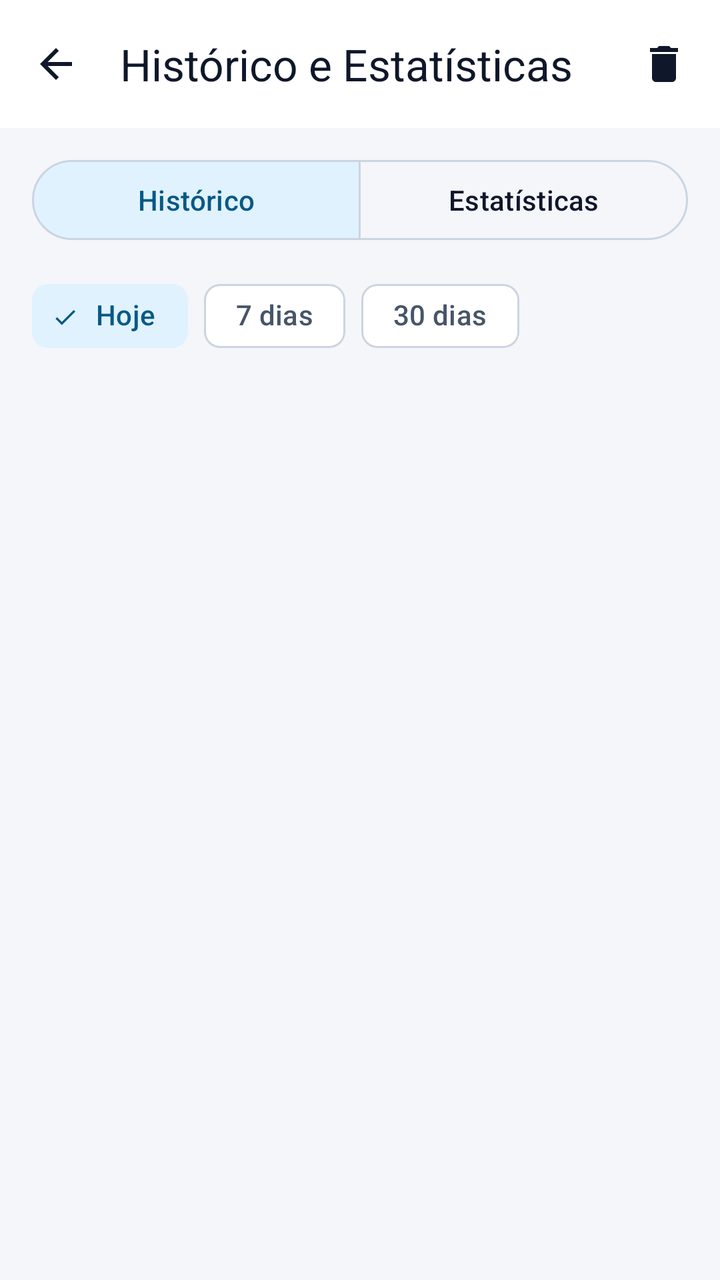
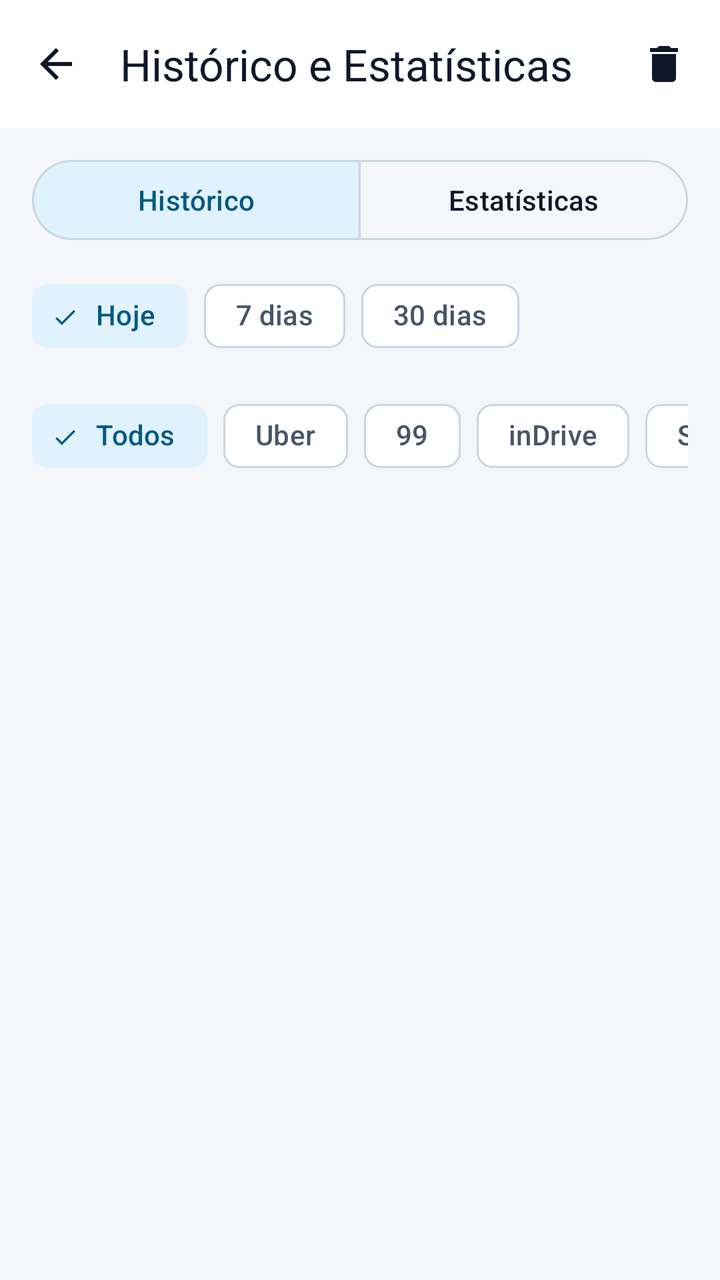

Two renders of the same Android screen: before a commit and after it. Below are the layout's source before the change and the commit's diff.
<!-- AndroidManifest.xml: activity theme Theme.RotaPro -->
<!-- res/layout/activity_history.xml -->
<?xml version="1.0" encoding="utf-8"?>
<androidx.coordinatorlayout.widget.CoordinatorLayout xmlns:android="http://schemas.android.com/apk/res/android"
    xmlns:app="http://schemas.android.com/apk/res-auto"
    xmlns:tools="http://schemas.android.com/tools"
    android:layout_width="match_parent"
    android:layout_height="match_parent"
    android:background="@color/md_theme_background"
    tools:context=".ui.HistoryActivity">

    <LinearLayout
        android:id="@+id/historyContainer"
        android:layout_width="match_parent"
        android:layout_height="match_parent"
        android:orientation="vertical">

        <com.google.android.material.appbar.MaterialToolbar
            android:id="@+id/toolbarHistory"
            android:layout_width="match_parent"
            android:layout_height="?attr/actionBarSize"
            android:background="@color/md_theme_surface"
            app:navigationContentDescription="@string/cd_back_button"
            app:navigationIcon="@drawable/ic_arrow_back"
            app:navigationIconTint="@color/md_theme_onSurface"
            app:title="@string/history_screen_title"
            app:titleTextColor="@color/md_theme_onSurface">

            <ImageButton
                android:id="@+id/btnClearHistory"
                android:layout_width="48dp"
                android:layout_height="48dp"
                android:layout_gravity="end"
                android:layout_marginEnd="4dp"
                android:background="?attr/selectableItemBackgroundBorderless"
                android:contentDescription="@string/action_clear_history"
                android:src="@drawable/ic_delete"
                app:tint="@color/md_theme_onSurface" />
        </com.google.android.material.appbar.MaterialToolbar>

        <LinearLayout
            android:layout_width="match_parent"
            android:layout_height="0dp"
            android:layout_weight="1"
            android:orientation="vertical"
            android:paddingHorizontal="16dp"
            android:paddingTop="12dp">

            
            <com.google.android.material.button.MaterialButtonToggleGroup
                android:id="@+id/toggleHistoryTab"
                android:layout_width="match_parent"
                android:layout_height="wrap_content"
                android:layout_marginBottom="10dp"
                app:checkedButton="@id/btnTabHistoryList"
                app:selectionRequired="true"
                app:singleSelection="true">

                <com.google.android.material.button.MaterialButton
                    android:id="@+id/btnTabHistoryList"
                    style="@style/Widget.Material3.Button.OutlinedButton"
                    android:layout_width="0dp"
                    android:layout_height="48dp"
                    android:layout_weight="1"
                    android:text="@string/history_tab_list" />

                <com.google.android.material.button.MaterialButton
                    android:id="@+id/btnTabHistoryStats"
                    style="@style/Widget.Material3.Button.OutlinedButton"
                    android:layout_width="0dp"
                    android:layout_height="48dp"
                    android:layout_weight="1"
                    android:text="@string/history_tab_stats" />
            </com.google.android.material.button.MaterialButtonToggleGroup>

            
            <com.google.android.material.chip.ChipGroup
                android:id="@+id/chipGroupPeriod"
                android:layout_width="match_parent"
                android:layout_height="wrap_content"
                android:layout_marginBottom="12dp"
                app:checkedChip="@id/chipFilterToday"
                app:selectionRequired="true"
                app:singleLine="true"
                app:singleSelection="true">

                <com.google.android.material.chip.Chip
                    android:id="@+id/chipFilterToday"
                    style="@style/Widget.Material3.Chip.Filter"
                    android:layout_width="wrap_content"
                    android:layout_height="wrap_content"
                    android:minHeight="48dp"
                    android:text="@string/history_filter_today" />

                <com.google.android.material.chip.Chip
                    android:id="@+id/chipFilter7Days"
                    style="@style/Widget.Material3.Chip.Filter"
                    android:layout_width="wrap_content"
                    android:layout_height="wrap_content"
                    android:minHeight="48dp"
                    android:text="@string/history_filter_7_days" />

                <com.google.android.material.chip.Chip
                    android:id="@+id/chipFilter30Days"
                    style="@style/Widget.Material3.Chip.Filter"
                    android:layout_width="wrap_content"
                    android:layout_height="wrap_content"
                    android:minHeight="48dp"
                    android:text="@string/history_filter_30_days" />
            </com.google.android.material.chip.ChipGroup>

            
            <FrameLayout
                android:id="@+id/containerHistoryList"
                android:layout_width="match_parent"
                android:layout_height="0dp"
                android:layout_weight="1">

                <androidx.recyclerview.widget.RecyclerView
                    android:id="@+id/rvHistoryRides"
                    android:layout_width="match_parent"
                    android:layout_height="match_parent"
                    android:clipToPadding="false"
                    android:paddingBottom="16dp" />

                
                <LinearLayout
                    android:id="@+id/layoutHistoryEmpty"
                    android:layout_width="match_parent"
                    android:layout_height="wrap_content"
                    android:layout_gravity="center"
                    android:gravity="center"
                    android:orientation="vertical"
                    android:padding="24dp"
                    android:visibility="gone">

                    <ImageView
                        android:layout_width="48dp"
                        android:layout_height="48dp"
                        android:contentDescription="@string/cd_history_icon"
                        android:src="@drawable/ic_history"
                        app:tint="@color/md_theme_onSurfaceVariant" />

                    <TextView
                        android:layout_width="wrap_content"
                        android:layout_height="wrap_content"
                        android:layout_marginTop="12dp"
                        android:gravity="center"
                        android:text="@string/history_empty_title"
                        android:textAppearance="@style/TextAppearance.Material3.TitleMedium"
                        android:textColor="@color/md_theme_onSurface"
                        android:textStyle="bold" />

                    <TextView
                        android:layout_width="wrap_content"
                        android:layout_height="wrap_content"
                        android:layout_marginTop="6dp"
                        android:gravity="center"
                        android:text="@string/history_empty_desc"
                        android:textAppearance="@style/TextAppearance.Material3.BodySmall"
                        android:textColor="@color/md_theme_onSurfaceVariant" />

                    <com.google.android.material.button.MaterialButton
                        android:id="@+id/btnEmptyGoSimulate"
                        style="@style/Widget.Material3.Button.TonalButton"
                        android:layout_width="wrap_content"
                        android:layout_height="48dp"
                        android:layout_marginTop="16dp"
                        android:text="@string/action_go_to_simulator" />
                </LinearLayout>
            </FrameLayout>

            
            <androidx.core.widget.NestedScrollView
                android:id="@+id/containerHistoryStats"
                android:layout_width="match_parent"
                android:layout_height="0dp"
                android:layout_weight="1"
                android:visibility="gone">

                <LinearLayout
                    android:layout_width="match_parent"
                    android:layout_height="wrap_content"
                    android:orientation="vertical"
                    android:paddingBottom="24dp">

                    
                    <LinearLayout
                        android:layout_width="match_parent"
                        android:layout_height="wrap_content"
                        android:layout_marginBottom="12dp"
                        android:orientation="horizontal">

                        <com.google.android.material.card.MaterialCardView
                            android:layout_width="0dp"
                            android:layout_height="wrap_content"
                            android:layout_marginEnd="6dp"
                            android:layout_weight="1"
                            app:cardBackgroundColor="@color/md_theme_surface"
                            app:cardCornerRadius="16dp"
                            app:cardElevation="0dp"
                            app:strokeColor="@color/md_theme_outlineVariant"
                            app:strokeWidth="1dp">

                            <LinearLayout
                                android:layout_width="match_parent"
                                android:layout_height="wrap_content"
                                android:orientation="vertical"
                                android:padding="16dp">

                                <TextView
                                    android:layout_width="wrap_content"
                                    android:layout_height="wrap_content"
                                    android:text="@string/stats_acceptance_rate_label"
                                    android:textAppearance="@style/TextAppearance.Material3.LabelMedium"
                                    android:textColor="@color/md_theme_onSurfaceVariant" />

                                <TextView
                                    android:id="@+id/tvStatAcceptanceRate"
                                    android:layout_width="wrap_content"
                                    android:layout_height="wrap_content"
                                    android:layout_marginTop="6dp"
                                    android:textAppearance="@style/TextAppearance.Material3.HeadlineSmall"
                                    android:textColor="@color/verdict_accept_accent"
                                    android:textStyle="bold" />
                            </LinearLayout>
                        </com.google.android.material.card.MaterialCardView>

                        <com.google.android.material.card.MaterialCardView
                            android:layout_width="0dp"
                            android:layout_height="wrap_content"
                            android:layout_marginStart="6dp"
                            android:layout_weight="1"
                            app:cardBackgroundColor="@color/md_theme_surface"
                            app:cardCornerRadius="16dp"
                            app:cardElevation="0dp"
                            app:strokeColor="@color/md_theme_outlineVariant"
                            app:strokeWidth="1dp">

                            <LinearLayout
                                android:layout_width="match_parent"
                                android:layout_height="wrap_content"
                                android:orientation="vertical"
                                android:padding="16dp">

                                <TextView
                                    android:layout_width="wrap_content"
                                    android:layout_height="wrap_content"
                                    android:text="@string/stats_avg_per_km_label"
                                    android:textAppearance="@style/TextAppearance.Material3.LabelMedium"
                                    android:textColor="@color/md_theme_onSurfaceVariant" />

                                <TextView
                                    android:id="@+id/tvStatAvgPerKm"
                                    android:layout_width="wrap_content"
                                    android:layout_height="wrap_content"
                                    android:layout_marginTop="6dp"
                                    android:textAppearance="@style/TextAppearance.Material3.HeadlineSmall"
                                    android:textColor="@color/md_theme_secondary"
                                    android:textStyle="bold" />
                            </LinearLayout>
                        </com.google.android.material.card.MaterialCardView>
                    </LinearLayout>

                    
                    <LinearLayout
                        android:layout_width="match_parent"
                        android:layout_height="wrap_content"
                        android:layout_marginBottom="16dp"
                        android:orientation="horizontal">

                        <com.google.android.material.card.MaterialCardView
                            android:layout_width="0dp"
                            android:layout_height="wrap_content"
                            android:layout_marginEnd="6dp"
                            android:layout_weight="1"
                            app:cardBackgroundColor="@color/verdict_accept_bg"
                            app:cardCornerRadius="16dp"
                            app:cardElevation="0dp"
                            app:strokeColor="@color/verdict_accept_accent"
                            app:strokeWidth="1dp">

                            <LinearLayout
                                android:layout_width="match_parent"
                                android:layout_height="wrap_content"
                                android:orientation="vertical"
                                android:padding="16dp">

                                <TextView
                                    android:layout_width="wrap_content"
                                    android:layout_height="wrap_content"
                                    android:text="@string/stats_total_profit_label"
                                    android:textAppearance="@style/TextAppearance.Material3.LabelMedium"
                                    android:textColor="@color/verdict_accept_text" />

                                <TextView
                                    android:id="@+id/tvStatTotalProfit"
                                    android:layout_width="wrap_content"
                                    android:layout_height="wrap_content"
                                    android:layout_marginTop="6dp"
                                    android:textAppearance="@style/TextAppearance.Material3.HeadlineSmall"
                                    android:textColor="@color/verdict_accept_text"
                                    android:textStyle="bold" />
                            </LinearLayout>
                        </com.google.android.material.card.MaterialCardView>

                        <com.google.android.material.card.MaterialCardView
                            android:layout_width="0dp"
                            android:layout_height="wrap_content"
                            android:layout_marginStart="6dp"
                            android:layout_weight="1"
                            app:cardBackgroundColor="@color/md_theme_secondaryContainer"
                            app:cardCornerRadius="16dp"
                            app:cardElevation="0dp"
                            app:strokeColor="@color/md_theme_secondary"
                            app:strokeWidth="1dp">

                            <LinearLayout
                                android:layout_width="match_parent"
                                android:layout_height="wrap_content"
                                android:orientation="vertical"
                                android:padding="16dp">

                                <TextView
                                    android:layout_width="wrap_content"
                                    android:layout_height="wrap_content"
                                    android:text="@string/stats_time_saved_label"
                                    android:textAppearance="@style/TextAppearance.Material3.LabelMedium"
                                    android:textColor="@color/md_theme_onSecondaryContainer" />

                                <TextView
                                    android:id="@+id/tvStatTimeSaved"
                                    android:layout_width="wrap_content"
                                    android:layout_height="wrap_content"
                                    android:layout_marginTop="6dp"
                                    android:textAppearance="@style/TextAppearance.Material3.HeadlineSmall"
                                    android:textColor="@color/md_theme_onSecondaryContainer"
                                    android:textStyle="bold" />
                            </LinearLayout>
                        </com.google.android.material.card.MaterialCardView>
                    </LinearLayout>

                    
                    <com.google.android.material.card.MaterialCardView
                        android:layout_width="match_parent"
                        android:layout_height="wrap_content"
                        app:cardBackgroundColor="@color/md_theme_surfaceVariant"
                        app:cardCornerRadius="16dp"
                        app:cardElevation="0dp">

                        <LinearLayout
                            android:layout_width="match_parent"
                            android:layout_height="wrap_content"
                            android:orientation="vertical"
                            android:padding="16dp">

                            <TextView
                                android:layout_width="wrap_content"
                                android:layout_height="wrap_content"
                                android:text="@string/stats_breakdown_title"
                                android:textAppearance="@style/TextAppearance.Material3.TitleSmall"
                                android:textColor="@color/md_theme_onSurface"
                                android:textStyle="bold" />

                            <TextView
                                android:id="@+id/tvStatBreakdown"
                                android:layout_width="match_parent"
                                android:layout_height="wrap_content"
                                android:layout_marginTop="6dp"
                                android:textAppearance="@style/TextAppearance.Material3.BodyMedium"
                                android:textColor="@color/md_theme_onSurface"
                                android:textStyle="bold" />

                            <TextView
                                android:layout_width="match_parent"
                                android:layout_height="wrap_content"
                                android:layout_marginTop="8dp"
                                android:text="@string/stats_profit_note"
                                android:textAppearance="@style/TextAppearance.Material3.BodySmall"
                                android:textColor="@color/md_theme_onSurfaceVariant" />
                        </LinearLayout>
                    </com.google.android.material.card.MaterialCardView>
                </LinearLayout>
            </androidx.core.widget.NestedScrollView>

        </LinearLayout>
    </LinearLayout>

</androidx.coordinatorlayout.widget.CoordinatorLayout>
<!-- resources referenced by this layout -->
<resources>
  <color name="md_theme_background">#F4F6F9</color>
  <color name="md_theme_onSecondaryContainer">#075985</color>
  <color name="md_theme_onSurface">#0F172A</color>
  <color name="md_theme_onSurfaceVariant">#475569</color>
  <color name="md_theme_outlineVariant">#E2E8F0</color>
  <color name="md_theme_secondary">#0284C7</color>
  <color name="md_theme_secondaryContainer">#E0F2FE</color>
  <color name="md_theme_surface">#FFFFFF</color>
  <color name="md_theme_surfaceVariant">#F1F5F9</color>
  <color name="verdict_accept_accent">#10B981</color>
  <color name="verdict_accept_bg">#DCFCE7</color>
  <color name="verdict_accept_text">#065F46</color>
  <!-- drawable ic_arrow_back (drawable) -->
  <vector xmlns:android="http://schemas.android.com/apk/res/android"
      android:width="24dp"
      android:height="24dp"
      android:autoMirrored="true"
      android:viewportWidth="24"
      android:viewportHeight="24">
      <path
          android:fillColor="#FFFFFFFF"
          android:pathData="M20,11H7.83l5.59,-5.59L12,4l-8,8 8,8 1.41,-1.41L7.83,13H20v-2z" />
  </vector>
  <!-- drawable ic_delete (drawable) -->
  <vector xmlns:android="http://schemas.android.com/apk/res/android"
      android:width="24dp"
      android:height="24dp"
      android:viewportWidth="24"
      android:viewportHeight="24">
      <path
          android:fillColor="#FFFFFFFF"
          android:pathData="M6,19c0,1.1 0.9,2 2,2h8c1.1,0 2,-0.9 2,-2V7H6v12zM19,4h-3.5l-1,-1h-5l-1,1H5v2h14V4z" />
  </vector>
  <string name="action_clear_history">Limpar histórico</string>
  <string name="action_go_to_simulator">Ir para o simulador</string>
  <string name="cd_back_button">Voltar para a tela inicial</string>
  <string name="cd_history_icon">Ícone de histórico de corridas</string>
  <string name="history_empty_desc">Analise uma corrida no simulador ou ative a leitura automática para acompanhar seu desempenho.</string>
  <string name="history_empty_title">Nenhuma corrida neste período</string>
  <string name="history_filter_30_days">30 dias</string>
  <string name="history_filter_7_days">7 dias</string>
  <string name="history_filter_today">Hoje</string>
  <string name="history_screen_title">Histórico e Estatísticas</string>
  <string name="history_tab_list">Histórico</string>
  <string name="history_tab_stats">Estatísticas</string>
  <string name="stats_acceptance_rate_label">Taxa de aceite</string>
  <string name="stats_avg_per_km_label">R$/km médio</string>
  <string name="stats_breakdown_title">Distribuição de corridas no período</string>
  <string name="stats_profit_note">Lucro total soma corridas aceitas e avaliadas; tempo economizado soma a duração das recusadas.</string>
  <string name="stats_time_saved_label">Tempo economizado</string>
  <string name="stats_total_profit_label">Lucro total</string>
  <color name="md_theme_primary">#0F172A</color>
  <color name="md_theme_onPrimary">#FFFFFF</color>
  <color name="md_theme_primaryContainer">#E2E8F0</color>
  <color name="md_theme_onPrimaryContainer">#0F172A</color>
  <color name="md_theme_onSecondary">#FFFFFF</color>
  <color name="md_theme_outline">#CBD5E1</color>
  <!-- unchanged entries left out for length: 2 -->
</resources>

<!-- the commit's change to res/layout/activity_history.xml (unified diff, before → after) -->
@@ -108,6 +108,64 @@
             </com.google.android.material.chip.ChipGroup>
 
             
+            <HorizontalScrollView
+                android:layout_width="match_parent"
+                android:layout_height="wrap_content"
+                android:layout_marginBottom="10dp"
+                android:scrollbars="none">
+
+                <com.google.android.material.chip.ChipGroup
+                    android:id="@+id/chipGroupAppFilter"
+                    android:layout_width="wrap_content"
+                    android:layout_height="wrap_content"
+                    app:checkedChip="@id/chipFilterAppAll"
+                    app:selectionRequired="true"
+                    app:singleLine="true"
+                    app:singleSelection="true">
+
+                    <com.google.android.material.chip.Chip
+                        android:id="@+id/chipFilterAppAll"
+                        style="@style/Widget.Material3.Chip.Filter"
+                        android:layout_width="wrap_content"
+                        android:layout_height="wrap_content"
+                        android:minHeight="48dp"
+                        android:text="@string/history_filter_app_all" />
+
+                    <com.google.android.material.chip.Chip
+                        android:id="@+id/chipFilterAppUber"
+                        style="@style/Widget.Material3.Chip.Filter"
+                        android:layout_width="wrap_content"
+                        android:layout_height="wrap_content"
+                        android:minHeight="48dp"
+                        android:text="@string/history_filter_app_uber" />
+
+                    <com.google.android.material.chip.Chip
+                        android:id="@+id/chipFilterApp99"
+                        style="@style/Widget.Material3.Chip.Filter"
+                        android:layout_width="wrap_content"
+                        android:layout_height="wrap_content"
+                        android:minHeight="48dp"
+                        android:text="@string/history_filter_app_99" />
+
+                    <com.google.android.material.chip.Chip
+                        android:id="@+id/chipFilterAppInDrive"
+                        style="@style/Widget.Material3.Chip.Filter"
+                        android:layout_width="wrap_content"
+                        android:layout_height="wrap_content"
+                        android:minHeight="48dp"
+                        android:text="@string/history_filter_app_indrive" />
+
+                    <com.google.android.material.chip.Chip
+                        android:id="@+id/chipFilterAppSimulator"
+                        style="@style/Widget.Material3.Chip.Filter"
+                        android:layout_width="wrap_content"
+                        android:layout_height="wrap_content"
+                        android:minHeight="48dp"
+                        android:text="@string/history_filter_app_simulator" />
+                </com.google.android.material.chip.ChipGroup>
+            </HorizontalScrollView>
+
+            
             <FrameLayout
                 android:id="@+id/containerHistoryList"
                 android:layout_width="match_parent"
@@ -183,6 +241,70 @@
                     android:paddingBottom="24dp">
 
                     
+                    <com.google.android.material.card.MaterialCardView
+                        android:id="@+id/cardHistoryDailyGoal"
+                        android:layout_width="match_parent"
+                        android:layout_height="wrap_content"
+                        android:layout_marginBottom="12dp"
+                        app:cardBackgroundColor="@color/md_theme_surface"
+                        app:cardCornerRadius="16dp"
+                        app:cardElevation="0dp"
+                        app:strokeColor="@color/md_theme_outlineVariant"
+                        app:strokeWidth="1dp">
+
+                        <LinearLayout
+                            android:layout_width="match_parent"
+                            android:layout_height="wrap_content"
+                            android:orientation="vertical"
+                            android:padding="16dp">
+
+                            <LinearLayout
+                                android:layout_width="match_parent"
+                                android:layout_height="wrap_content"
+                                android:gravity="center_vertical"
+                                android:orientation="horizontal">
+
+                                <TextView
+                                    android:layout_width="0dp"
+                                    android:layout_height="wrap_content"
+                                    android:layout_weight="1"
+                                    android:text="@string/daily_goal_card_title"
+                                    android:textAppearance="@style/TextAppearance.Material3.TitleSmall"
+                                    android:textColor="@color/md_theme_onSurface"
+                                    android:textStyle="bold" />
+
+                                <TextView
+                                    android:id="@+id/tvHistoryDailyGoalProgress"
+                                    android:layout_width="wrap_content"
+                                    android:layout_height="wrap_content"
+                                    android:textAppearance="@style/TextAppearance.Material3.LabelLarge"
+                                    android:textColor="@color/md_theme_secondary"
+                                    android:textStyle="bold" />
+                            </LinearLayout>
+
+                            <com.google.android.material.progressindicator.LinearProgressIndicator
+                                android:id="@+id/progressHistoryDailyGoal"
+                                android:layout_width="match_parent"
+                                android:layout_height="wrap_content"
+                                android:layout_marginTop="10dp"
+                                android:max="100"
+                                android:progress="0"
+                                app:indicatorColor="@color/md_theme_secondary"
+                                app:trackColor="@color/md_theme_surfaceVariant"
+                                app:trackCornerRadius="6dp"
+                                app:trackThickness="8dp" />
+
+                            <TextView
+                                android:id="@+id/tvHistoryDailyGoalSubtitle"
+                                android:layout_width="match_parent"
+                                android:layout_height="wrap_content"
+                                android:layout_marginTop="8dp"
+                                android:textAppearance="@style/TextAppearance.Material3.BodySmall"
+                                android:textColor="@color/md_theme_onSurfaceVariant" />
+                        </LinearLayout>
+                    </com.google.android.material.card.MaterialCardView>
+
+                    
                     <LinearLayout
                         android:layout_width="match_parent"
                         android:layout_height="wrap_content"
<!-- resource entries referenced after the edit -->
@@ -37,10 +37,16 @@
   <string name="action_go_to_simulator">Ir para o simulador</string>
   <string name="cd_back_button">Voltar para a tela inicial</string>
   <string name="cd_history_icon">Ícone de histórico de corridas</string>
+  <string name="daily_goal_card_title">Meta de lucro de hoje</string>
   <string name="history_empty_desc">Analise uma corrida no simulador ou ative a leitura automática para acompanhar seu desempenho.</string>
   <string name="history_empty_title">Nenhuma corrida neste período</string>
   <string name="history_filter_30_days">30 dias</string>
   <string name="history_filter_7_days">7 dias</string>
+  <string name="history_filter_app_99">99</string>
+  <string name="history_filter_app_all">Todos</string>
+  <string name="history_filter_app_indrive">inDrive</string>
+  <string name="history_filter_app_simulator">Simulador</string>
+  <string name="history_filter_app_uber">Uber</string>
   <string name="history_filter_today">Hoje</string>
   <string name="history_screen_title">Histórico e Estatísticas</string>
   <string name="history_tab_list">Histórico</string>
